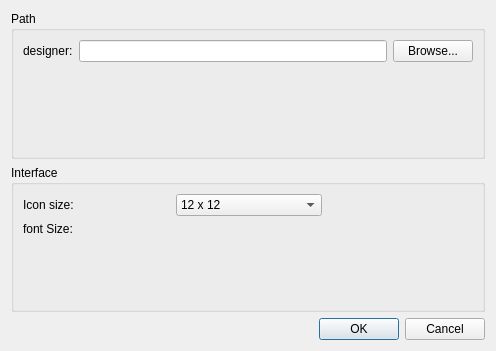
Before: the Qt Designer form apps/designer/optionsdialog.ui in shujaatak/exaro, drawn with Qt 5.
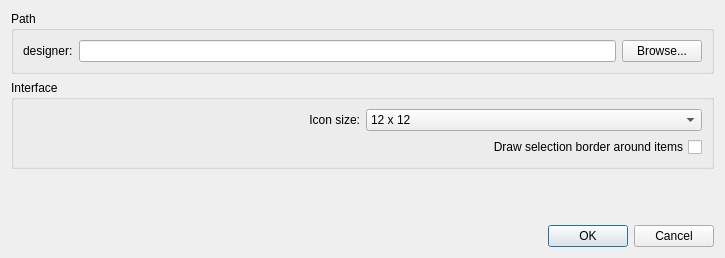
After: the same form once the commit is applied.

Commit message: Make items selection more pretty Put in options dialog the possibility to choose if you want a selection border close #2580031

Patch:
```diff
--- a/apps/designer/optionsdialog.ui
+++ b/apps/designer/optionsdialog.ui
@@ -1,75 +1,67 @@
 <?xml version="1.0" encoding="UTF-8"?>
 <ui version="4.0">
  <class>OptionsDialog</class>
- <widget class="QDialog" name="OptionsDialog">
-  <property name="geometry">
+ <widget class="QDialog" name="OptionsDialog" >
+  <property name="geometry" >
    <rect>
     <x>0</x>
     <y>0</y>
-    <width>496</width>
-    <height>351</height>
+    <width>725</width>
+    <height>258</height>
    </rect>
   </property>
   <property name="windowTitle">
    <string>Options</string>
   </property>
-  <layout class="QGridLayout" name="gridLayout_3">
-   <item row="0" column="0">
-    <widget class="QGroupBox" name="groupBox_2">
-     <property name="title">
+  <layout class="QVBoxLayout" name="verticalLayout_2" >
+   <item>
+    <widget class="QGroupBox" name="groupBox_2" >
+     <property name="title" >
       <string>Path</string>
      </property>
-     <layout class="QGridLayout" name="gridLayout_2">
-      <item row="0" column="0">
-       <widget class="QLabel" name="label_3">
-        <property name="text">
+     <layout class="QHBoxLayout" name="horizontalLayout" >
+      <item>
+       <widget class="QLabel" name="label_3" >
+        <property name="text" >
          <string>designer:</string>
         </property>
        </widget>
       </item>
-      <item row="0" column="1">
-       <widget class="QLineEdit" name="leDesignerPath"/>
+      <item>
+       <widget class="QLineEdit" name="leDesignerPath" />
       </item>
-      <item row="0" column="2">
-       <widget class="QPushButton" name="bDesignerPath">
-        <property name="text">
+      <item>
+       <widget class="QPushButton" name="bDesignerPath" >
+        <property name="text" >
          <string>Browse...</string>
         </property>
        </widget>
       </item>
-      <item row="1" column="1">
-       <spacer name="verticalSpacer_2">
-        <property name="orientation">
-         <enum>Qt::Vertical</enum>
-        </property>
-        <property name="sizeHint" stdset="0">
-         <size>
-          <width>20</width>
-          <height>75</height>
-         </size>
-        </property>
-       </spacer>
-      </item>
      </layout>
     </widget>
    </item>
-   <item row="1" column="0">
-    <widget class="QGroupBox" name="groupBox">
-     <property name="title">
+   <item>
+    <widget class="QGroupBox" name="groupBox" >
+     <property name="title" >
       <string>Interface</string>
      </property>
-     <layout class="QGridLayout" name="gridLayout">
-      <item row="0" column="0">
-       <widget class="QLabel" name="label_2">
-        <property name="text">
+     <layout class="QVBoxLayout" name="verticalLayout" >
+      <item>
+       <layout class="QHBoxLayout" name="horizontalLayout_2" >
+        <item>
+         <widget class="QLabel" name="label_2" >
+          <property name="text" >
          <string>Icon size:</string>
         </property>
-       </widget>
-      </item>
-      <item row="0" column="1">
-       <widget class="QComboBox" name="cbIconSize">
+          <property name="alignment" >
+           <set>Qt::AlignRight|Qt::AlignTrailing|Qt::AlignVCenter</set>
+          </property>
+         </widget>
+        </item>
         <item>
-         <property name="text">
+         <widget class="QComboBox" name="cbIconSize" >
+          <item>
+           <property name="text" >
           <string>12 x 12</string>
          </property>
         </item>
@@ -95,32 +87,40 @@
         </item>
        </widget>
       </item>
-      <item row="1" column="0">
-       <widget class="QLabel" name="label">
-        <property name="text">
-         <string>font Size:</string>
+       </layout>
+      </item>
+      <item>
+       <widget class="QCheckBox" name="drawSelection" >
+        <property name="layoutDirection" >
+         <enum>Qt::RightToLeft</enum>
         </property>
+        <property name="autoFillBackground" >
+         <bool>false</bool>
+        </property>
+        <property name="text" >
+         <string>Draw selection border around items</string>
+        </property>
        </widget>
       </item>
-      <item row="2" column="2">
-       <spacer name="verticalSpacer">
-        <property name="orientation">
+     </layout>
+    </widget>
+   </item>
+   <item>
+    <spacer name="verticalSpacer" >
+     <property name="orientation" >
          <enum>Qt::Vertical</enum>
         </property>
-        <property name="sizeHint" stdset="0">
+     <property name="sizeHint" stdset="0" >
          <size>
-          <width>151</width>
-          <height>55</height>
+       <width>20</width>
+       <height>11</height>
          </size>
         </property>
        </spacer>
       </item>
-     </layout>
-    </widget>
-   </item>
-   <item row="3" column="0">
-    <widget class="QDialogButtonBox" name="buttonBox">
-     <property name="orientation">
+   <item>
+    <widget class="QDialogButtonBox" name="buttonBox" >
+     <property name="orientation" >
       <enum>Qt::Horizontal</enum>
      </property>
      <property name="standardButtons">
```
Left out of the diff: 19 changed lines with no effect on the pictures. Lines whose indentation alone changed are shown as unchanged. The commit also changes 5 other files.
